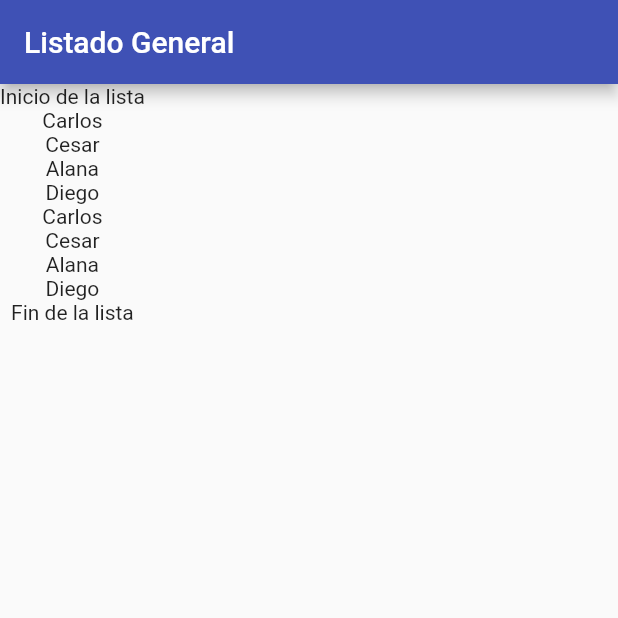
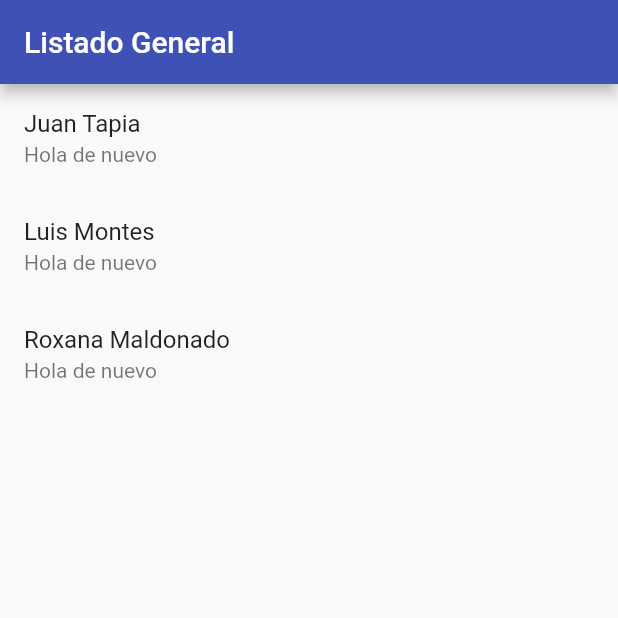
Before and after one commit to stark-ace-1891/tf05c_0012_state2, a Flutter app: the screen it shows after launch, on a phone screen of 412 x 824 dp, the top half of it. Run offline on Flutter 3.47's test engine with Material 2 defaults, Android fonts, the phone set to English and light mode, and no system bars.

Commit message:
Usando lista mapas para poblar el listado y despues reemplazmos por lista clase

```diff
--- a/lib/main.dart
+++ b/lib/main.dart
@@ -1,4 +1,5 @@
 import 'package:flutter/material.dart';
+import 'package:tf05c_0012_state2/person.dart';
 
 void main() {
   runApp(MyApp());
@@ -15,33 +16,52 @@ class MyApp extends StatelessWidget {
 
 class HomePage extends StatelessWidget {
   List<String> nombres = [
-    "Carlos",
     "Cesar",
-    "Alana",
-    "Diego",
-    "Carlos",
     "Cesar",
-    "Alana",
-    "Diego",
+    "Cesar",
+    "Cesar",
   ];
-  List<Widget> items = [
-    Icon(Icons.people),
-    Text("Hola"),
-    Text("Daniel"),
+
+  // List<Map> people = [
+  //   {
+  //     "name": "Juan Tapia",
+  //     "address": "Av. Lima 123",
+  //     "image": "http:....",
+  //     "birthDatw": "12/12/1995",
+  //   },
+  //   {
+  //     "name": "Luis Montes",
+  //     "address": "Av. Lima 123",
+  //     "image": "http:....",
+  //     "birthDatw": "12/12/1994",
+  //   },
+  //   {
+  //     "name": "Roxana Maldonado",
+  //     "address": "Av. Duran 123",
+  //     "image": "http:....",
+  //     "birthDatw": "12/12/1997",
+  //   },
+  // ];
+  List<Person> people = [
+    Person(
+        name: "Juan Tapia",
+        address: "Av. Lima 123",
+        image: "http:....",
+        birthDatw: "12/12/1995"),
+    Person(
+        name: "Luis Montes",
+        address: "Av. Lima 123",
+        image: "http:....",
+        birthDatw: "12/12/1994"),
+    Person(
+        name: "Roxana Maldonado",
+        address: "Av. Duran 123",
+        image: "http:....",
+        birthDatw: "12/121997"),
   ];
 
   @override
   Widget build(BuildContext context) {
-    // List<int> aux = [100, 200, 300];
-    // List<int> numeros = [1, 2, 3, 4, ...aux, 1000];
-    // print(numeros);
-    List<int> numeros = [1, 3, 4, 5];
-    //Devuelve una coleccion generica
-    // print(numeros.map((mandarina) => "Hola"));
-
-    //Devuelve una lista
-    print(numeros.map((mandarina) => "Hola").toList());
-
     return Scaffold(
       appBar: AppBar(
         backgroundColor: Colors.indigo,
@@ -49,33 +69,16 @@ class HomePage extends StatelessWidget {
           "Listado General",
         ),
       ),
-      // body: Column(
-      //   children: [
-      //     Text("Inicio de la lista"),
-      //     Text("Inicio de la lista"),
-      //     Text("Inicio de la lista"),
-      //     ...List.generate(
-      //       nombres.length,
-      //       (index) => Text(
-      //         nombres[index],
-      //       ),
-      //     ),
-      //     Text("Fin de la lista"),
-      //   ],
-      // ),
       body: Column(
         children: [
-          Text("Inicio de la lista"),
-          // ...nombres
-          //     .map(
-          //       (String e) => Text(e),
-          //     )
-          //     .toList(),
-          ...nombres.map((String e) {
-            //Aqui podemos poner mas lineas de codigo
-            return Text(e);
-          }).toList(),
-          Text("Fin de la lista"),
+          ...people
+              .map(
+                (Person e) => ListTile(
+                  title: Text(e.name),
+                  subtitle: Text("Hola de nuevo"),
+                ),
+              )
+              .toList(),
         ],
       ),
     );
--- /dev/null
+++ b/lib/person.dart
@@ -0,0 +1,13 @@
+class Person {
+  String name;
+  String address;
+  String image;
+  String birthDatw;
+
+  Person({
+    required this.name,
+    required this.address,
+    required this.image,
+    required this.birthDatw,
+  });
+}
--- a/pubspec.yaml
+++ b/pubspec.yaml
@@ -59,8 +59,8 @@ flutter:
   uses-material-design: true
 
   # To add assets to your application, add an assets section, like this:
-  # assets:
-  #   - images/a_dot_burr.jpeg
+  assets:
+    - assets/images/
   #   - images/a_dot_ham.jpeg
 
   # An image asset can refer to one or more resolution-specific "variants", see
```
Also changed, not shown: assets/images/persona1.jpeg (added), assets/images/persona2.jpeg (added), assets/images/persona3.jpeg (added).
